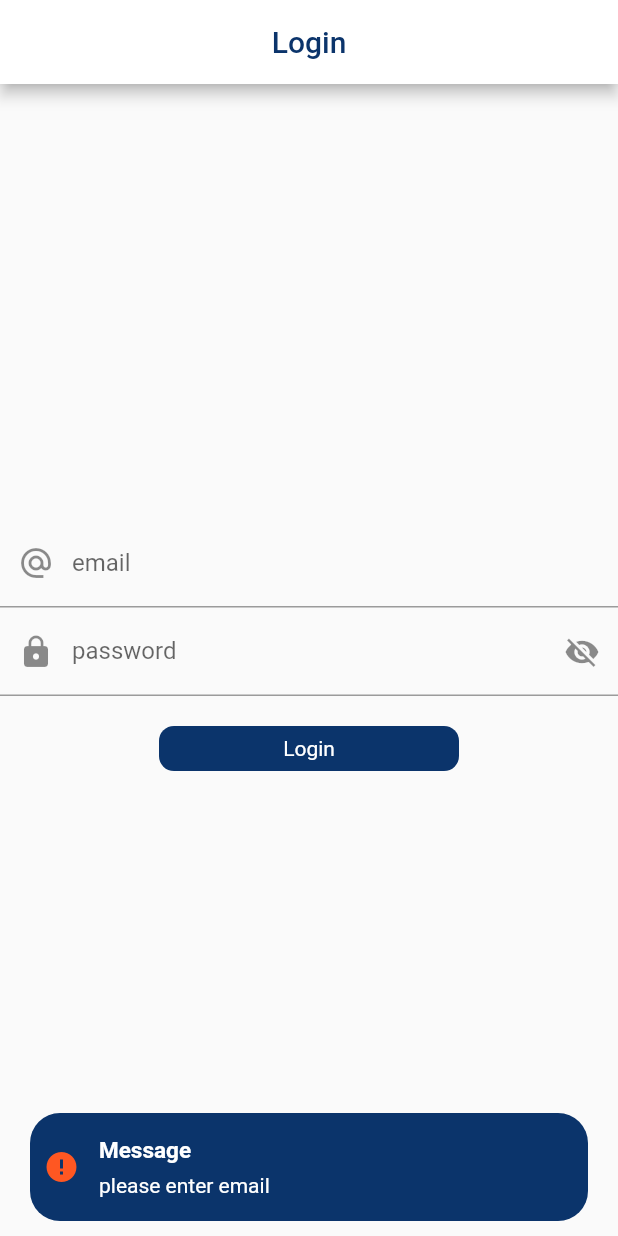
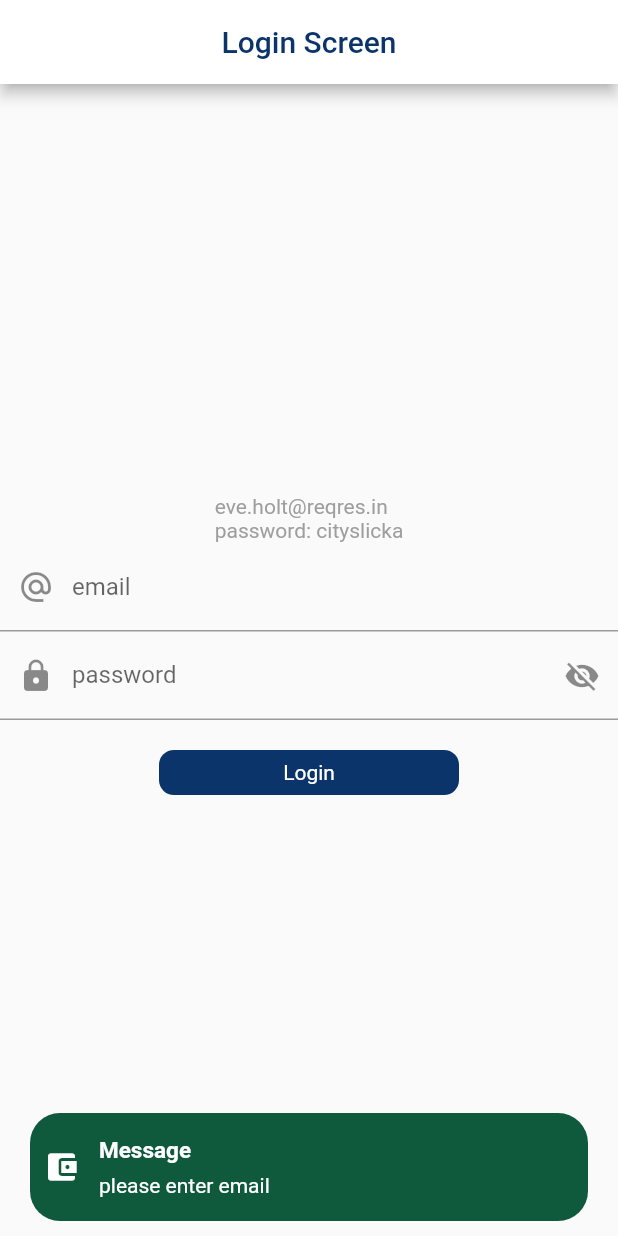
Before and after one commit to Nahin-CDR/flutter_mvvm_implementation, a Flutter app: the screen it shows after launch, after a tap on "Login", on a phone screen of 412 x 824 dp. Run offline on Flutter 3.47's test engine with Material 2 defaults, Android fonts, the phone set to English and light mode, and no system bars; drawn by our look-alikes of another_flushbar; our stand-ins replace fluttertoast.

Commit message:
login done

```diff
--- a/lib/data/network/network_api_services.dart
+++ b/lib/data/network/network_api_services.dart
@@ -1,7 +1,6 @@
 
 import 'dart:convert';
 import 'dart:io';
-
 import 'package:clean_code/data/app_exceptions.dart';
 import 'base_api_services.dart';
 import 'package:http/http.dart' as http;
@@ -48,5 +47,4 @@ class NetworkApiService extends BaseApiServices{
         throw FetchDataException('Error occurred while communicating with server with status code ${response.statusCode}');
     }
   }
-
 }
--- a/lib/main.dart
+++ b/lib/main.dart
@@ -1,7 +1,9 @@
 import 'package:clean_code/utils/routes/routes.dart';
 import 'package:clean_code/utils/routes/routes_name.dart';
 import 'package:clean_code/view/login_view.dart';
+import 'package:clean_code/view_model/auth_view_model.dart';
 import 'package:flutter/material.dart';
+import 'package:provider/provider.dart';
 
 void main() {
   runApp(const MyApp());
@@ -13,7 +15,11 @@ class MyApp extends StatelessWidget {
   // This widget is the root of your application.
   @override
   Widget build(BuildContext context) {
-    return MaterialApp(
+    return MultiProvider(
+        providers: [
+          ChangeNotifierProvider(create: (_)=> AuthViewModel()),
+        ],
+        child: MaterialApp(
           debugShowCheckedModeBanner: false,
           title: 'Flutter Demo',
           theme: ThemeData(
@@ -21,6 +27,7 @@ class MyApp extends StatelessWidget {
           ),
           initialRoute: RoutesName.login,
           onGenerateRoute: Routes.generateRoute,
+        ),
     );
   }
 }
--- /dev/null
+++ b/lib/resources/app_url.dart
@@ -0,0 +1,5 @@
+class AppUrl{
+  static var baseUrl = 'https://reqres.in';
+  static var loginEndPointUrl = '$baseUrl/api/login';
+  static var registerEndPointUrl = '$baseUrl/api/register';
+}
--- a/lib/resources/color.dart
+++ b/lib/resources/color.dart
@@ -5,4 +5,5 @@ class AppColors {
   static const Color blackColor = Color(0x0ff00000);
   static const Color whiteColor = Color.fromARGB(255, 238, 65, 65);
   static const Color primaryColor = Color.fromARGB(255, 11, 52, 107);
+  static const Color flushColor = Color.fromARGB(246, 6, 83, 54);
 }
--- a/lib/utils/utils.dart
+++ b/lib/utils/utils.dart
@@ -32,13 +32,14 @@ class Utils{
           forwardAnimationCurve: Curves.bounceIn,
           margin: const EdgeInsets.symmetric(horizontal: 20,vertical: 10),
           message: message,
-          backgroundColor: AppColors.primaryColor,
+          backgroundColor: AppColors.flushColor,
           title: "Message",
           messageColor: Colors.white,
           duration:const Duration(seconds: 5),
           reverseAnimationCurve: Curves.easeOut,
           titleColor: Colors.white,
-          icon: const Icon(Icons.error,color: Colors.deepOrange,),
+          icon: const Icon(
+              Icons.account_balance_wallet,color: Colors.white),
         )..show(context),
     );
   }
--- a/lib/view/login_view.dart
+++ b/lib/view/login_view.dart
@@ -2,7 +2,9 @@ import 'package:clean_code/resources/color.dart';
 import 'package:clean_code/resources/components/round_button.dart';
 import 'package:clean_code/utils/routes/routes_name.dart';
 import 'package:clean_code/utils/utils.dart';
+import 'package:clean_code/view_model/auth_view_model.dart';
 import 'package:flutter/material.dart';
+import 'package:provider/provider.dart';
 
 class LoginView extends StatefulWidget {
   const LoginView({Key? key}) : super(key: key);
@@ -34,6 +36,9 @@ class _LoginViewState extends State<LoginView> {
 
   @override
   Widget build(BuildContext context) {
+
+    final authViewModel = Provider.of<AuthViewModel>(context);
+
     final height = MediaQuery.of(context).size.height *1;
     return Scaffold(
       appBar: AppBar(
@@ -43,7 +48,7 @@ class _LoginViewState extends State<LoginView> {
           mainAxisAlignment: MainAxisAlignment.center,
           crossAxisAlignment: CrossAxisAlignment.center,
           children:const[
-             Text("Login",style: TextStyle(color:AppColors.primaryColor),)
+             Text("Login Screen",style: TextStyle(color:AppColors.primaryColor),)
           ],
         ),
       ),
@@ -52,6 +57,7 @@ class _LoginViewState extends State<LoginView> {
           crossAxisAlignment: CrossAxisAlignment.center,
           mainAxisAlignment: MainAxisAlignment.center,
           children: [
+            const Text("eve.holt@reqres.in\npassword: cityslicka",style: TextStyle(color: Colors.grey),),
             TextFormField(
               focusNode: emailFocusNode,
               onFieldSubmitted: (value){
@@ -81,7 +87,7 @@ class _LoginViewState extends State<LoginView> {
                         },
                         child: Icon(_obsecurePassword.value?Icons.visibility_off:Icons.visibility),
                       ),
-                      prefixIcon: Icon(Icons.lock),
+                      prefixIcon:const Icon(Icons.lock),
                     ),
                   );
                 }
@@ -98,10 +104,17 @@ class _LoginViewState extends State<LoginView> {
                     }else if(_passwordController.text.length<6){
                       Utils.flushBarErrorMessage("please enter 6 digit password", context);
                     }else{
-                      Utils.toastMessage("Everything is OK now");
+
+                      Map<dynamic,dynamic> data = {
+                        'email' : _emailController.text,
+                         'password' : _passwordController.text
+                      };
+                      authViewModel.loginApi(data,context);
+                      //Utils.toastMessage("Everything is OK now");
                     }
                   } ,
-                  loading: false),
+                  loading: false
+              ),
             )
           ],
         ),
```
Also changed, not shown: lib/repository/auth_repository.dart (added, +27 -0 lines), lib/view_model/auth_view_model.dart (added, +24 -0 lines). Lines whose indentation alone changed are shown as unchanged.
